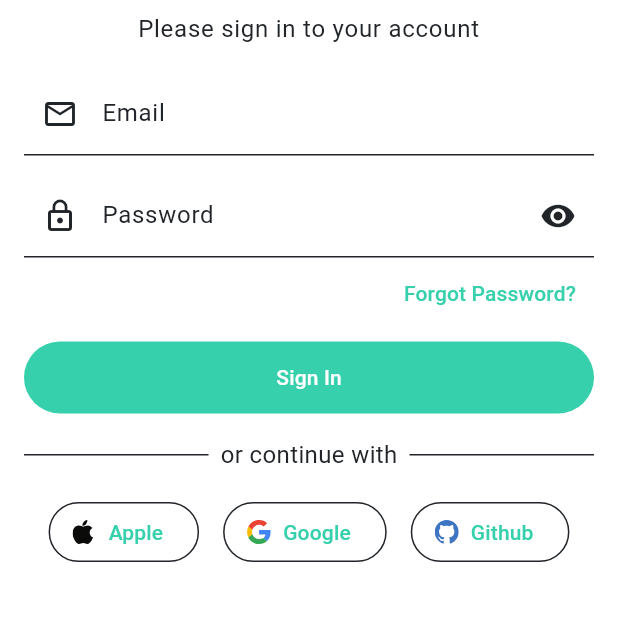
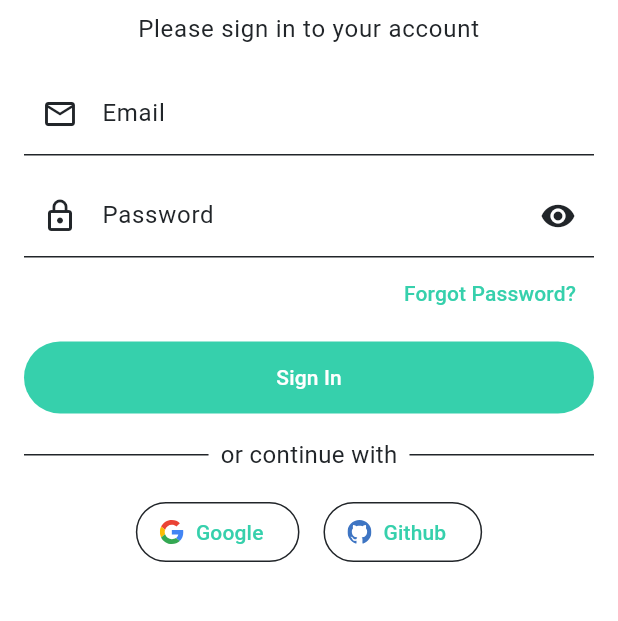
Before and after one commit to hsuehic/iTrade, a Flutter app: the screen it shows after launch, on a phone screen of 412 x 824 dp, the part 95-716 px from its top. Run offline on Flutter 3.47's test engine with Material 3 defaults, Android fonts, the phone set to English and light mode, and no system bars; our stand-ins replace cookie_jar, dio, dio_cookie_manager, firebase_core, firebase_messaging, fl_chart and 7 more; missing offline and left inert: flutter_echarts, mobile_scanner; accounts and stored records are empty.

Commit message:
feat: [mobile] remove apple oauth.

```diff
--- a/apps/mobile/lib/screens/login.dart
+++ b/apps/mobile/lib/screens/login.dart
@@ -296,16 +296,6 @@ class _LoginScreenState extends State<LoginScreen> {
               Row(
                 mainAxisAlignment: MainAxisAlignment.center,
                 children: [
-                  OutlinedButton.icon(
-                    onPressed: () => {_showSnack('Comming soon')},
-                    icon: SvgPicture.asset(
-                      'assets/icons/apple.svg',
-                      width: 16,
-                      height: 16,
-                    ),
-                    label: Text('Apple'),
-                  ),
-
                   SizedBox(width: spacing.md),
                   OutlinedButton.icon(
                     onPressed: _loading ? null : _handleGoogleSignIn,
@@ -327,6 +317,7 @@ class _LoginScreenState extends State<LoginScreen> {
                     ),
                     label: Text('Github'),
                   ),
+                  SizedBox(width: spacing.md),
                 ],
               ),
             ],
```
Also changed, not shown: 1 other file.
